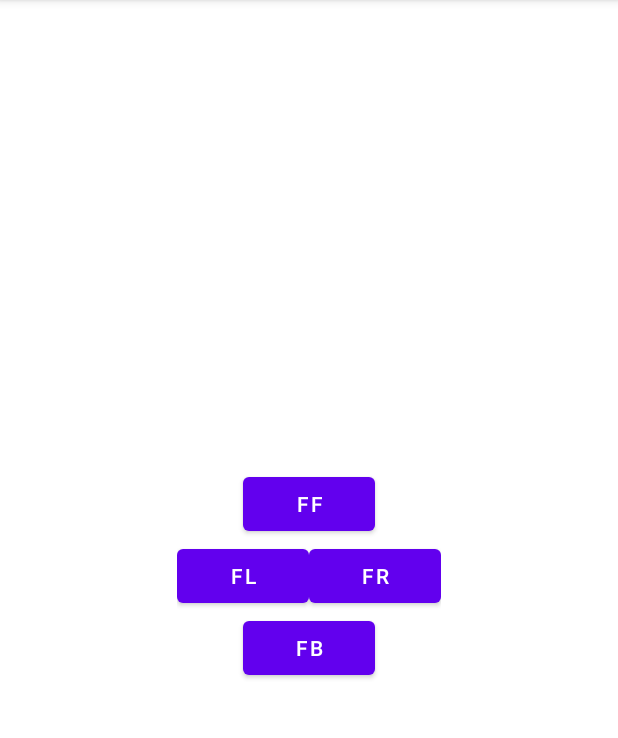
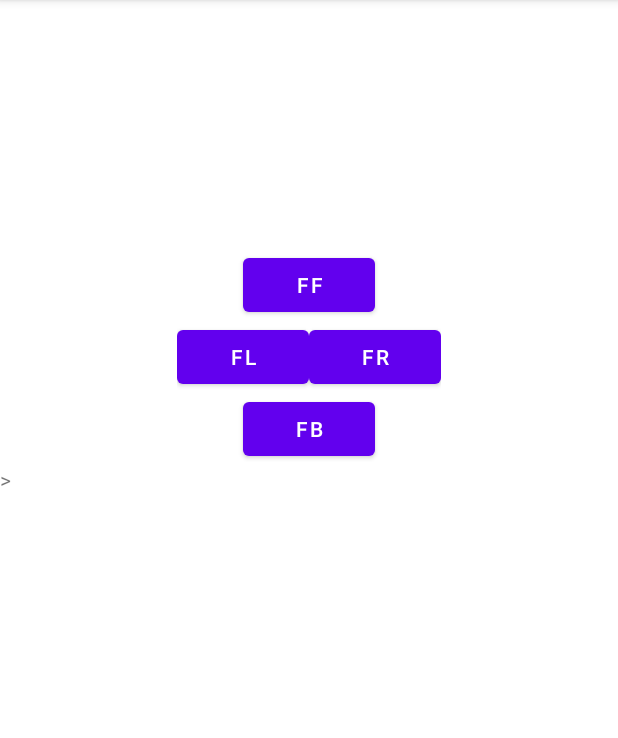
Before and after one commit to mrdoodlez/morbo, an Android app: the screen it shows after launch (MainActivity), on a phone screen of 412 x 824 dp, the part 84-822 px from its top. Run offline under Robolectric (Android 15) with nearby library versions, the phone set to English and light mode, and no system bars.

Commit message:
android first app

```diff
--- a/master/control_panel/app/src/main/java/com/example/morbocp/MainActivity.java
+++ b/master/control_panel/app/src/main/java/com/example/morbocp/MainActivity.java
@@ -1,14 +1,51 @@
 package com.example.morbocp;
 
 import androidx.appcompat.app.AppCompatActivity;
-
 import android.os.Bundle;
+import android.text.method.ScrollingMovementMethod;
+import android.view.View;
+import android.widget.Button;
+import android.widget.TextView;
 
 public class MainActivity extends AppCompatActivity {
+
+    Button button_ff;
+    Button button_fb;
+    Button button_fl;
+    Button button_fr;
+    TextView console;
 
     @Override
     protected void onCreate(Bundle savedInstanceState) {
         super.onCreate(savedInstanceState);
         setContentView(R.layout.activity_main);
+
+        button_ff = findViewById(R.id.ff_button);
+        button_fb = findViewById(R.id.fb_button);
+        button_fl = findViewById(R.id.fl_button);
+        button_fr = findViewById(R.id.fr_button);
+        console = findViewById(R.id.console);
+
+        console.setMovementMethod(new ScrollingMovementMethod());
+
+        button_ff.setOnClickListener(new View.OnClickListener() {
+            @Override
+            public void onClick(View v) {
+                console.append("input event: FF\n> ");
+                while(console.canScrollVertically(1)) {
+                    console.scrollBy(0, 10);
+                }
+            }
+        });
+
+        button_fb.setOnClickListener(new View.OnClickListener() {
+            @Override
+            public void onClick(View v) {
+                console.append("input event: FB\n> ");
+                while(console.canScrollVertically(1)) {
+                    console.scrollBy(0, 10);
+                }
+            }
+        });
     }
 }
--- a/master/control_panel/app/src/main/res/layout/activity_main.xml
+++ b/master/control_panel/app/src/main/res/layout/activity_main.xml
@@ -6,6 +6,7 @@
     android:orientation="vertical">
 
     <Button
+        android:id="@+id/ff_button"
         android:layout_width="wrap_content"
         android:layout_height="wrap_content"
         android:text="FF"/>
@@ -16,22 +17,32 @@
         android:orientation="horizontal">
 
         <Button
+            android:id="@+id/fl_button"
             android:layout_width="wrap_content"
             android:layout_height="wrap_content"
             android:text="FL"/>
 
         <Button
+            android:id="@+id/fr_button"
             android:layout_width="wrap_content"
             android:layout_height="wrap_content"
             android:text="FR"/>
 
     </LinearLayout>
 
-
     <Button
+        android:id="@+id/fb_button"
         android:layout_width="wrap_content"
         android:layout_height="wrap_content"
         android:text="FB"/>
 
+    <TextView
+        android:id="@+id/console"
+        android:layout_width="fill_parent"
+        android:layout_height="wrap_content"
+        android:layout_gravity="left"
+        android:lines="18"
+        android:scrollbars="vertical"
+        android:text="> "></TextView>>
 
 </LinearLayout>
```
Also changed, not shown: master/control_panel/app/src/main/java/com/example/morbocp/DeviceControl.java (added).
